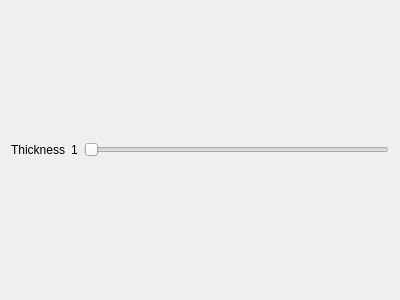
Above: ui/noise_dialog_stripes.ui from d42/Fourierism before the change. Below: the same form after it.
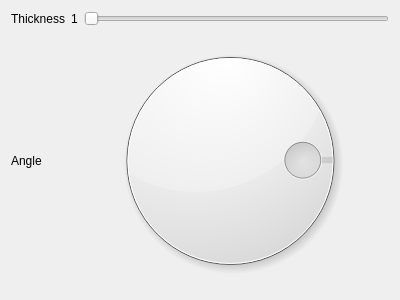
That is the form after the change.

Diff of the .ui file:
```diff
--- a/ui/noise_dialog_stripes.ui
+++ b/ui/noise_dialog_stripes.ui
@@ -13,22 +13,8 @@
   <property name="windowTitle">
    <string>Form</string>
   </property>
-  <layout class="QHBoxLayout" name="horizontalLayout">
-   <item>
-    <widget class="QLabel" name="label">
-     <property name="text">
-      <string>Thickness</string>
-     </property>
-    </widget>
-   </item>
-   <item>
-    <widget class="QLabel" name="label_2">
-     <property name="text">
-      <string>1</string>
-     </property>
-    </widget>
-   </item>
-   <item>
+  <layout class="QGridLayout" name="gridLayout">
+   <item row="0" column="2">
     <widget class="QSlider" name="slider_thickness">
      <property name="minimum">
       <number>1</number>
@@ -41,6 +27,55 @@
      </property>
     </widget>
    </item>
+   <item row="1" column="0">
+    <widget class="QLabel" name="label_2">
+     <property name="text">
+      <string>Angle</string>
+     </property>
+    </widget>
+   </item>
+   <item row="0" column="1">
+    <widget class="QLabel" name="label_3">
+     <property name="text">
+      <string>1</string>
+     </property>
+    </widget>
+   </item>
+   <item row="0" column="0">
+    <widget class="QLabel" name="label">
+     <property name="text">
+      <string>Thickness</string>
+     </property>
+    </widget>
+   </item>
+   <item row="1" column="1" colspan="2">
+    <widget class="QDial" name="dial_angle">
+     <property name="maximum">
+      <number>359</number>
+     </property>
+     <property name="value">
+      <number>90</number>
+     </property>
+     <property name="tracking">
+      <bool>false</bool>
+     </property>
+     <property name="orientation">
+      <enum>Qt::Vertical</enum>
+     </property>
+     <property name="invertedAppearance">
+      <bool>true</bool>
+     </property>
+     <property name="wrapping">
+      <bool>true</bool>
+     </property>
+     <property name="notchTarget">
+      <double>1.700000000000000</double>
+     </property>
+     <property name="notchesVisible">
+      <bool>false</bool>
+     </property>
+    </widget>
+   </item>
   </layout>
  </widget>
  <resources/>
```
Left out of the diff: 12 changed lines with no effect on the pictures.
